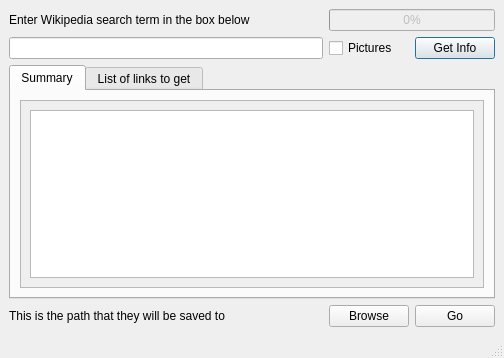
Before: the Qt Designer form WikepediaProject/guis/wikipediaGui.ui in lazzaroevan/Python-Projects, drawn with Qt 5.
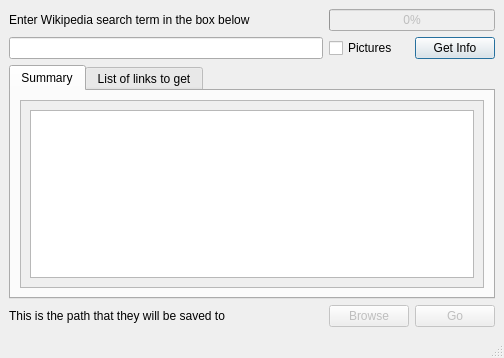
After: the same form once the commit is applied.

Commit message: YUperooni big addendum i think its done?

```diff
--- a/WikepediaProject/guis/wikipediaGui.ui
+++ b/WikepediaProject/guis/wikipediaGui.ui
@@ -30,6 +30,9 @@
     </item>
     <item row="3" column="2">
      <widget class="QPushButton" name="saveFilesButton">
+      <property name="enabled">
+       <bool>false</bool>
+      </property>
       <property name="toolTip">
        <string>Save Database</string>
       </property>
@@ -40,6 +43,9 @@
     </item>
     <item row="3" column="1">
      <widget class="QPushButton" name="saveDirectoryButton">
+      <property name="enabled">
+       <bool>false</bool>
+      </property>
       <property name="text">
        <string>Browse</string>
       </property>
```
Left out of the diff: 14 changed lines with no effect on the pictures. The commit also changes 1 other file.
